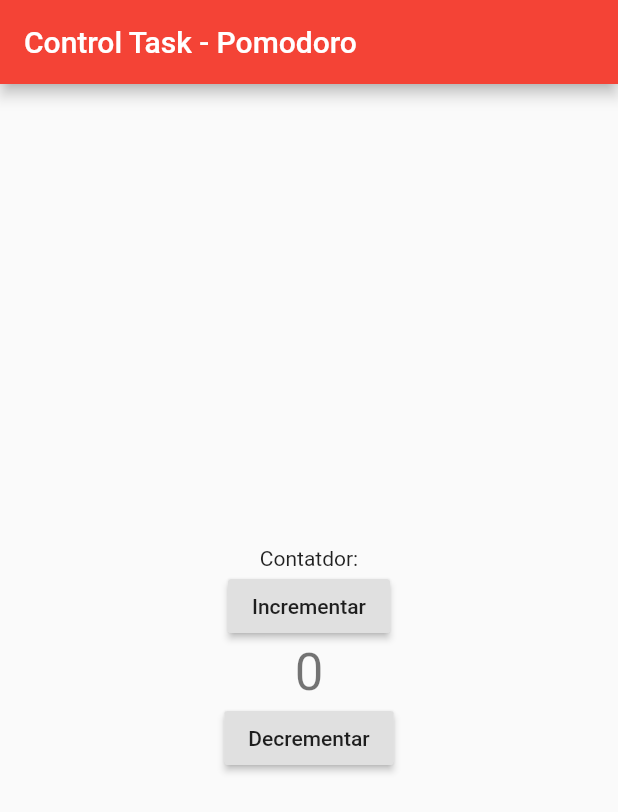
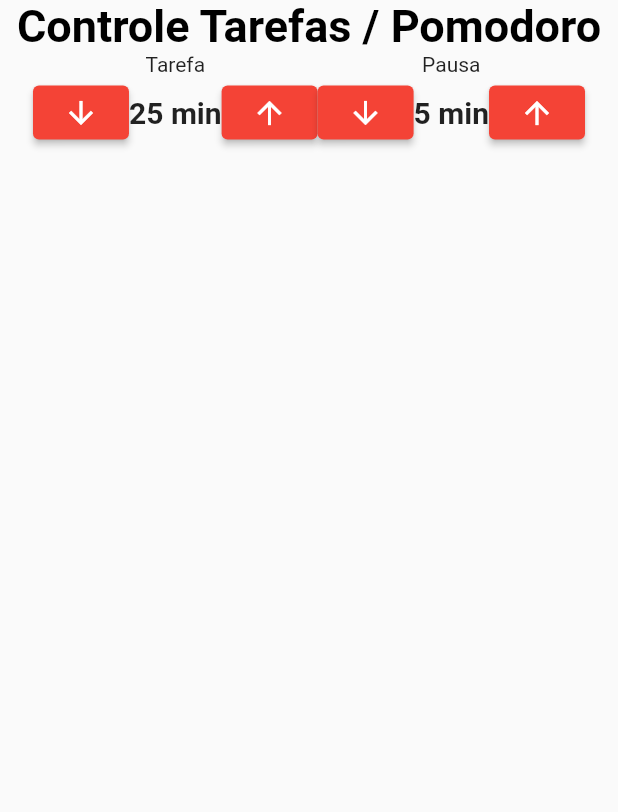
Before and after one commit to edcastanha/Flutter-Control-task-Pomodoro, a Flutter app: the screen it shows after launch, on a phone screen of 412 x 824 dp. Shown: the top 812 px of the screen. Run offline on Flutter 3.47's test engine with Material 2 defaults, Android fonts, the phone set to English and light mode, and no system bars; our stand-ins replace mobx; generated files the repository leaves out were written again.

Commit message:
feat: Implementado esboço de label tarefa, PAuse, valor minutos e buttons incremento e decremento

```diff
--- /dev/null
+++ b/contol_task/lib/components/Tempo.dart
@@ -0,0 +1,50 @@
+import 'package:flutter/material.dart';
+
+class TempoTask extends StatelessWidget {
+  final String titulo;
+  final int tempo;
+
+  const TempoTask({
+    Key? key,
+    required this.titulo,
+    required this.tempo,
+  }) : super(key: key);
+
+  @override
+  Widget build(BuildContext context) {
+    return Column(
+      mainAxisAlignment: MainAxisAlignment.center,
+      children: [
+        Text(this.titulo),
+        Row(
+          mainAxisAlignment: MainAxisAlignment.center,
+          children: [
+            ElevatedButton(
+              onPressed: () {},
+              child: Icon(
+                Icons.arrow_downward,
+                color: Colors.white,
+              ),
+            ),
+
+        Text(
+          '${this.tempo} min',
+          style: TextStyle(
+            fontSize: 20,
+            fontWeight: FontWeight.bold,
+          ),
+        ),
+
+        ElevatedButton(
+              onPressed: () {},
+              child: Icon(
+                Icons.arrow_upward,
+                color: Colors.white,
+              ),
+            ),
+          ],
+        )
+      ],
+    );
+  }
+}
--- a/contol_task/lib/main.dart
+++ b/contol_task/lib/main.dart
@@ -1,13 +1,13 @@
 import 'package:flutter/material.dart';
-import 'package:flutter_mobx/flutter_mobx.dart';
-import 'utils/contador.utils.dart';
+import 'package:control_task/pages/Pomodoro.dart';
+
 
 void main() {
-  runApp(const MyApp());
+  runApp(const App());
 }
 
-class MyApp extends StatelessWidget {
-  const MyApp({Key? key}) : super(key: key);
+class App extends StatelessWidget {
+  const App({Key? key}) : super(key: key);
 
   @override
   Widget build(BuildContext context) {
@@ -17,51 +17,66 @@ class MyApp extends StatelessWidget {
 
       primarySwatch: Colors.red,
     ),
-      home: const HomePage(),
+      // home: const HomePage(),
+      home: const Pomodoro(),
     );
   }
 }
 
-final store = ContadorUtils();
 
-class HomePage extends StatelessWidget {
-  const HomePage({ Key? key }) : super(key: key);
 
-  @override
-  Widget build(BuildContext context) {
-    return Scaffold(
-      appBar: AppBar(
-        title: const Text('Control Task - Pomodoro'),
-      ),
-      body: Center(
-        child: Column(
-          mainAxisAlignment: MainAxisAlignment.center,
-          children: <Widget>[
-            Text(
-              'Contatdor:',
-            ),
 
-            RaisedButton(
-              child: const Text('Incrementar'),
-              onPressed: () => store.incrementar(),
-            ),
 
-           Observer(
-             builder: (_) =>
-             Text(
-               '${store.contador}',
-               style: Theme.of(context).textTheme.headline4,
-             ),
-           ),
+// import 'package:flutter_mobx/flutter_mobx.dart';
+// import 'utils/contador.utils.dart';
 
-            RaisedButton(
-              child: const Text('Decrementar'),
-              onPressed: () => store.decrementar(),
-            ),
-          ],
-        ),
-      ),
+// final store = ContadorUtils();
 
-    );
-  }
-}
+// class HomePage extends StatelessWidget {
+//   const HomePage({ Key? key }) : super(key: key);
+
+//   @override
+//   Widget build(BuildContext context) {
+//     return Scaffold(
+//       appBar: AppBar(
+//         title: const Text('Control Task - Pomodoro'),
+//       ),
+//       body: Center(
+//         child: Column(
+//           mainAxisAlignment: MainAxisAlignment.center,
+//           children: <Widget>[
+//             Text(
+//               "Contatdor tempo de realização:",
+//               style:
+//                 TextStyle(
+//                   fontSize: 20,
+//                   fontWeight: FontWeight.bold,
+//                   color: Colors.blue,
+//                   ),
+//             ),
+
+//             RaisedButton(
+//               child: const Text('Incrementar'),
+//               onPressed: () => store.incrementar(),
+//             ),
+
+//            Observer(
+
+//              builder: (_) =>
+//              Text(
+//                '${store.contador}',
+//                style: Theme.of(context).textTheme.headline4,
+//              ),
+//            ),
+
+//             RaisedButton(
+//               child: const Text('Decrementar'),
+//               onPressed: () => store.decrementar(),
+//             ),
+//           ],
+//         ),
+//       ),
+
+//     );
+//   }
+// }
--- /dev/null
+++ b/contol_task/lib/pages/Pomodoro.dart
@@ -0,0 +1,30 @@
+import 'package:flutter/material.dart';
+import 'package:control_task/components/Tempo.dart';
+
+class Pomodoro extends StatelessWidget {
+  const Pomodoro({Key? key}) : super(key: key);
+
+  @override
+  Widget build(BuildContext context) {
+    return Scaffold(
+      body: Column(
+        children: [
+          Text('Controle Tarefas / Pomodoro',
+          style: TextStyle(
+            fontSize: 30,
+            fontWeight: FontWeight.bold,
+            color: Colors.black
+            ),
+          ),
+          Row(
+            mainAxisAlignment: MainAxisAlignment.center,
+            children: [
+              TempoTask( titulo: 'Tarefa' , tempo: 25),
+              TempoTask( titulo: 'Pausa' , tempo: 5),
+            ],
+          )
+        ],
+      ),
+    );
+  }
+}
--- a/contol_task/lib/utils/contador.utils.dart
+++ b/contol_task/lib/utils/contador.utils.dart
@@ -8,14 +8,17 @@ abstract class _ContadorUtils with Store {
   @observable
   int contador = 0;
 
+
   @action
-  void incrementar(){
+  void incrementar() {
     contador++;
   }
 
   @action
-  void decrementar(){
-    contador--;
+  void decrementar() {
+    if(contador > 0){
+      contador--;
+    }
+
   }
-
 }
```
Also changed, not shown: 1 other file.
